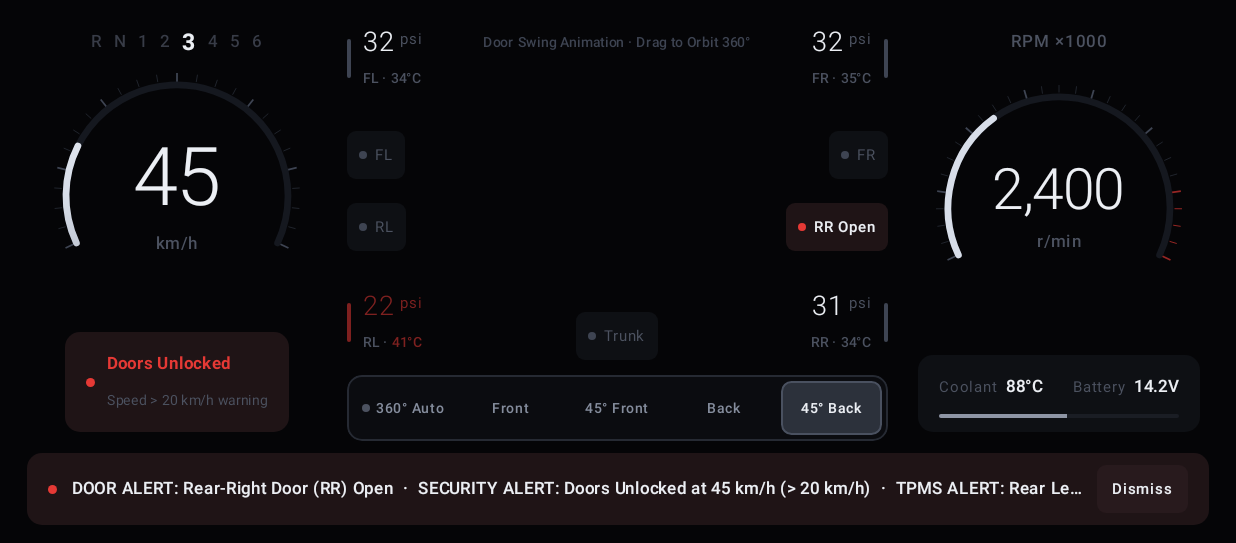
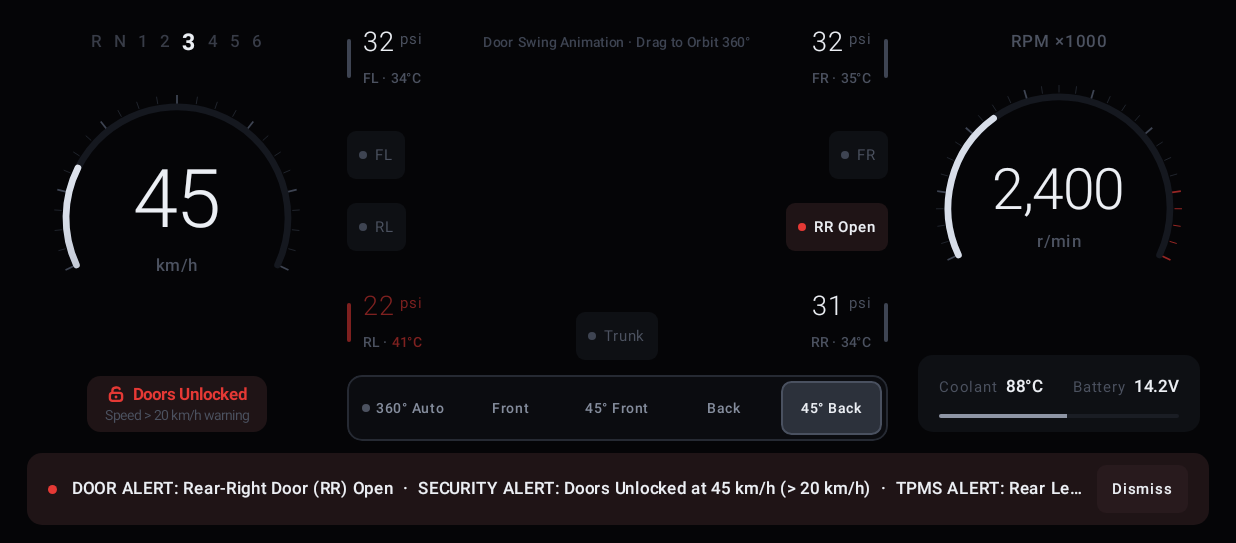
Before and after one commit to otnansirk/riosense, an Android app built with Jetpack Compose: the screen it shows after launch (MainActivity), on a phone screen of 824 x 412 dp (held sideways), the part 75-618 px from its top. Run offline under Robolectric (Android 15) with nearby library versions, the phone set to English and light mode, and no system bars.

Commit message:
feat: enhance door lock status display with padlock icon and improved text styling

```diff
--- a/app/src/main/java/id/bangsadigital/riosense/ui/components/TelemetryGauges.kt
+++ b/app/src/main/java/id/bangsadigital/riosense/ui/components/TelemetryGauges.kt
@@ -16,6 +16,7 @@ import androidx.compose.foundation.layout.fillMaxHeight
 import androidx.compose.foundation.layout.fillMaxSize
 import androidx.compose.foundation.layout.fillMaxWidth
 import androidx.compose.foundation.layout.height
+import androidx.compose.foundation.layout.offset
 import androidx.compose.foundation.layout.padding
 import androidx.compose.foundation.layout.size
 import androidx.compose.foundation.layout.width
@@ -27,13 +28,18 @@ import androidx.compose.runtime.getValue
 import androidx.compose.ui.Alignment
 import androidx.compose.ui.Modifier
 import androidx.compose.ui.draw.clip
+import androidx.compose.ui.geometry.CornerRadius
 import androidx.compose.ui.geometry.Offset
 import androidx.compose.ui.geometry.Size
 import androidx.compose.ui.graphics.Brush
 import androidx.compose.ui.graphics.Color
+import androidx.compose.ui.graphics.Path
 import androidx.compose.ui.graphics.StrokeCap
 import androidx.compose.ui.graphics.drawscope.Stroke
+import androidx.compose.ui.text.PlatformTextStyle
+import androidx.compose.ui.text.TextStyle
 import androidx.compose.ui.text.font.FontWeight
+import androidx.compose.ui.text.style.TextOverflow
 import androidx.compose.ui.unit.dp
 import androidx.compose.ui.unit.sp
 import id.bangsadigital.riosense.model.VehicleTelemetry
@@ -165,38 +171,49 @@ fun LeftSpeedAndSecurityPanel(
             }
         }
 
-        // Borderless Door Lock Status Pill (Clean matte surface, zero outline)
+        // Borderless Door Lock Status Pill with inline closed/open padlock icon
         val isAlarm = telemetry.isSpeedUnlockAlarm
         val lockBg = if (isAlarm) ObsidianColors.AlertSurface else Color(0xFF0E1014)
+        val lockTint = when {
+            isAlarm -> ObsidianColors.CrimsonAlert
+            telemetry.centralLocked -> ObsidianColors.PureSilver
+            else -> ObsidianColors.MutedSilver
+        }
 
-        Row(
+        Column(
             modifier = Modifier
-                .clip(RoundedCornerShape(10.dp))
+                .clip(RoundedCornerShape(9.dp))
                 .background(lockBg)
                 .clickable { onToggleLock() }
-                .padding(horizontal = 14.dp, vertical = 9.dp),
+                .padding(horizontal = 12.dp, vertical = 6.dp),
+            horizontalAlignment = Alignment.CenterHorizontally,
+            verticalArrangement = Arrangement.spacedBy(2.dp)
+        ) {
+            Row(
                 verticalAlignment = Alignment.CenterVertically,
-            horizontalArrangement = Arrangement.spacedBy(8.dp)
+                horizontalArrangement = Arrangement.spacedBy(5.dp)
             ) {
-            Box(
+                PadlockVectorIcon(
+                    locked = telemetry.centralLocked,
+                    tint = lockTint,
                     modifier = Modifier
-                    .size(6.dp)
-                    .clip(CircleShape)
-                    .background(
-                        when {
-                            isAlarm -> ObsidianColors.CrimsonAlert
-                            telemetry.centralLocked -> ObsidianColors.PureSilver
-                            else -> Color(0xFF525866)
-                        }
+                        .size(12.dp)
+                        .offset(y = (-0.5).dp)
                 )
-            )
-            Column {
                 Text(
                     text = if (telemetry.centralLocked) "Doors Locked" else "Doors Unlocked",
                     color = if (isAlarm) ObsidianColors.CrimsonAlert else ObsidianColors.PureSilver,
+                    style = TextStyle(
                         fontSize = 11.sp,
-                    fontWeight = FontWeight.mediumWeight(isAlarm)
+                        lineHeight = 13.sp,
+                        fontWeight = FontWeight.mediumWeight(isAlarm),
+                        platformStyle = PlatformTextStyle(includeFontPadding = false)
+                    ),
+                    maxLines = 1,
+                    softWrap = false,
+                    overflow = TextOverflow.Ellipsis
                 )
+            }
             Text(
                 text = if (isAlarm) {
                     "Speed > ${telemetry.speedLockAlarmThresholdKmh} km/h warning"
@@ -204,9 +221,15 @@ fun LeftSpeedAndSecurityPanel(
                     "Auto-alert at ${telemetry.speedLockAlarmThresholdKmh} km/h"
                 },
                 color = ObsidianColors.DimSilver,
-                    fontSize = 9.sp
+                style = TextStyle(
+                    fontSize = 9.sp,
+                    lineHeight = 11.sp,
+                    platformStyle = PlatformTextStyle(includeFontPadding = false)
+                ),
+                maxLines = 1,
+                softWrap = false,
+                overflow = TextOverflow.Ellipsis
             )
-            }
         }
     }
 }
@@ -393,3 +416,62 @@ fun RightEngineTelemetryPanel(
 
 private fun FontWeight.Companion.mediumWeight(isAlert: Boolean): FontWeight =
     if (isAlert) FontWeight.Bold else FontWeight.Medium
+
+/**
+ * Vector padlock icon rendered on Canvas: closed shackle when [locked] is true,
+ * lifted/open shackle when [locked] is false.
+ */
+@Composable
+private fun PadlockVectorIcon(
+    locked: Boolean,
+    tint: Color,
+    modifier: Modifier = Modifier
+) {
+    Canvas(modifier = modifier) {
+        val w = size.width
+        val h = size.height
+        val strokeWidth = w * 0.13f
+
+        // Padlock body (vertically balanced inside canvas bounds)
+        val bodyTop = h * 0.44f
+        val bodyHeight = h * 0.44f
+        val bodyLeft = w * 0.16f
+        val bodyWidth = w * 0.68f
+        drawRoundRect(
+            color = tint,
+            topLeft = Offset(bodyLeft, bodyTop),
+            size = Size(bodyWidth, bodyHeight),
+            cornerRadius = CornerRadius(w * 0.14f, w * 0.14f),
+            style = Stroke(width = strokeWidth)
+        )
+
+        // Keyhole dot centered inside padlock body
+        drawCircle(
+            color = tint,
+            radius = w * 0.08f,
+            center = Offset(w * 0.50f, bodyTop + bodyHeight * 0.52f)
+        )
+
+        // Shackle arc (closed when locked, raised/open on the right side when unlocked)
+        val shackleLeft = w * 0.30f
+        val shackleRight = w * 0.70f
+        val shackleTop = h * 0.10f
+        val shacklePath = Path().apply {
+            moveTo(shackleLeft, bodyTop)
+            lineTo(shackleLeft, h * 0.30f)
+            cubicTo(
+                shackleLeft, shackleTop,
+                shackleRight, shackleTop,
+                shackleRight, if (locked) h * 0.30f else h * 0.22f
+            )
+            if (locked) {
+                lineTo(shackleRight, bodyTop)
+            }
+        }
+        drawPath(
+            path = shacklePath,
+            color = tint,
+            style = Stroke(width = strokeWidth, cap = StrokeCap.Round)
+        )
+    }
+}
```
Lines whose indentation alone changed are shown as unchanged.
